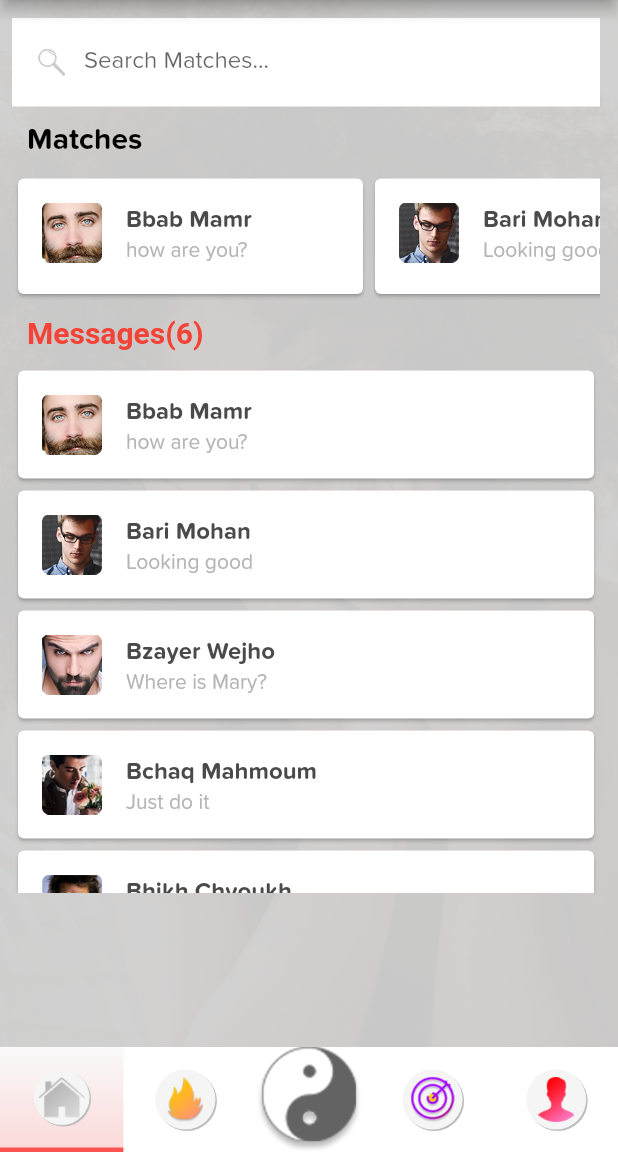
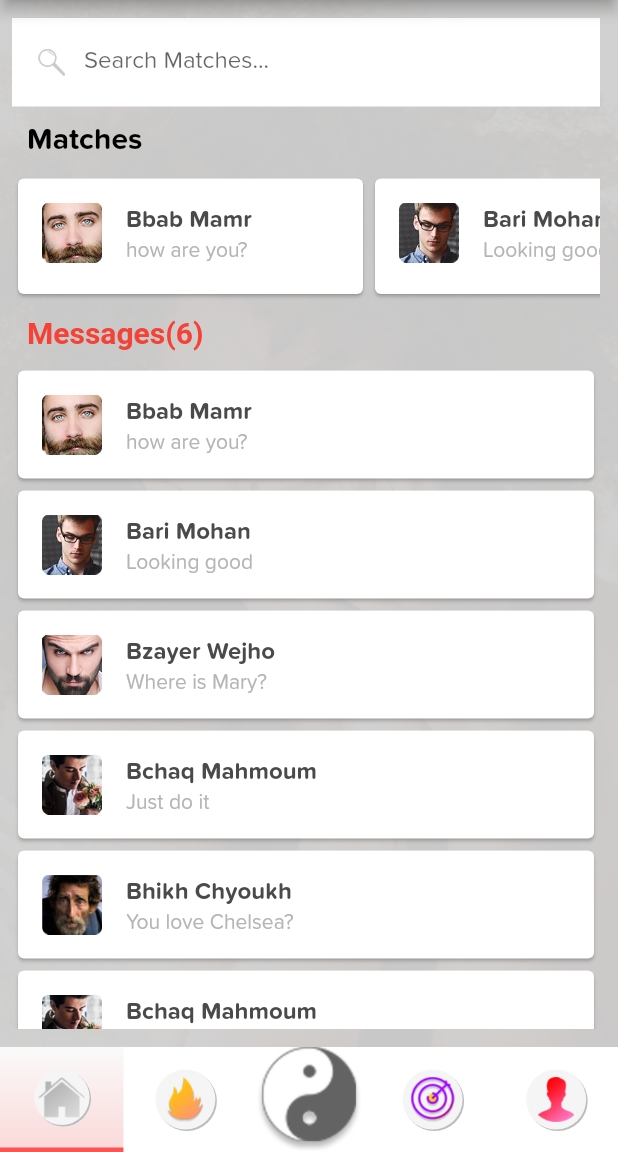
Before and after one commit to Sigilai5/YingYang, a Flutter app: the screen it shows after launch, on a phone screen of 412 x 824 dp, the part 84-1236 px from its top. Run offline on Flutter 3.47's test engine with Material 2 defaults, Android fonts, the phone set to English and light mode, and no system bars; our stand-ins replace font_awesome_flutter, hexcolor; Roboto replaces fonts that are missing (Arial).

Commit message:
added SizedOverflowBox

```diff
--- a/lib/modules/chat.dart
+++ b/lib/modules/chat.dart
@@ -29,7 +29,6 @@ class _ChatPageState extends State<ChatPage> {
         names: "Bari Mohan",
         location: "Baghda, QR",
         pic: "assets/images/bari.png"),
-
   ];
 
   final Color chatGrey = Colors.grey;
@@ -299,8 +298,6 @@ class _ChatPageState extends State<ChatPage> {
 
             // This trailing comma makes auto-formatting nicer for build methods.
           ),
-        )
-        )
-    );
+        )));
   }
 }
--- a/lib/modules/group.dart
+++ b/lib/modules/group.dart
@@ -62,9 +62,9 @@ class _DashboardState extends State<Group> {
                   ),
                 ),
               ),
-                  SizedBox(width:10.0),
+              SizedBox(width: 10.0),
               VerticalDivider(),
-                  SizedBox(width:10.0),
+              SizedBox(width: 10.0),
               Text(
                 "Groups",
                 style: TextStyle(
--- a/lib/modules/private.dart
+++ b/lib/modules/private.dart
@@ -38,8 +38,6 @@ class _DashboardState extends State<Private> {
         pic: 'assets/images/Layer_77-xhdpi.png'),
   ];
 
-
-
   @override
   Widget build(BuildContext context) {
     var size = MediaQuery.of(context).size;
@@ -63,9 +61,9 @@ class _DashboardState extends State<Private> {
                     fontWeight: FontWeight.bold,
                   ),
                 ),
-                    SizedBox(width:10.0),
+                SizedBox(width: 10.0),
                 VerticalDivider(),
-                    SizedBox(width:10.0),
+                SizedBox(width: 10.0),
                 GestureDetector(
                   onTap: () {
                     Navigator.pushNamed(context, "/group");
@@ -128,7 +126,9 @@ class _DashboardState extends State<Private> {
                   ),
                 ],
               ),
-              Flexible(
+              SizedOverflowBox(
+                size: const Size(230, 85),
+                child: Flexible(
                   child: Container(
                     height: 85,
                     child: Column(
@@ -174,6 +174,7 @@ class _DashboardState extends State<Private> {
                     ),
                   ),
                 ),
+              ),
               Row(
                 children: <Widget>[
                   Padding(
@@ -190,9 +191,8 @@ class _DashboardState extends State<Private> {
                   ),
                 ],
               ),
-
               Flexible(
-                flex: 2,
+                flex: 3,
                 child: Container(
                   child: ListView(
                       children: privateDataList.map((item) {
@@ -226,13 +226,11 @@ class _DashboardState extends State<Private> {
                   }).toList()),
                 ),
               ),
-
             ]),
           ),
         ),
         bottomNavigationBar: BottomNav(),
       ),
-
     );
   }
 }
```
Lines whose indentation alone changed are shown as unchanged.
